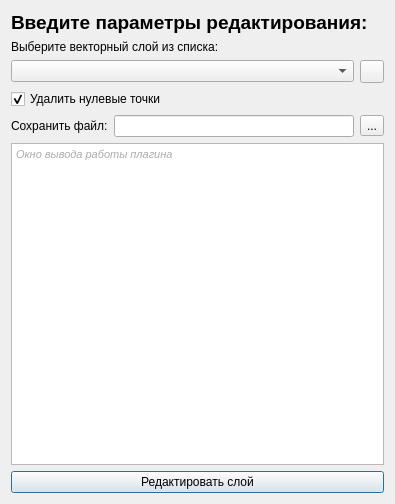
Before: the Qt Designer form bpla_plugin_flights_dialog_base.ui in vedmitt/Argest, drawn with Qt 5.
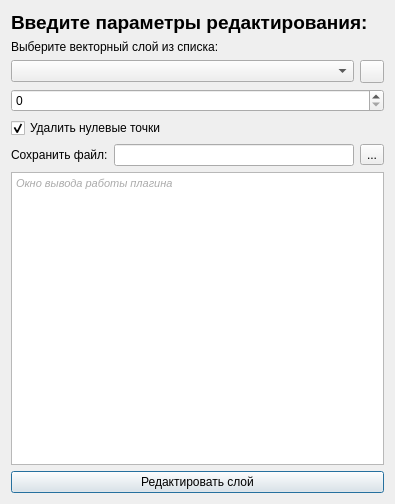
After: the same form once the commit is applied. Icons and pictures are not drawn.

```diff
--- a/bpla_plugin_flights_dialog_base.ui
+++ b/bpla_plugin_flights_dialog_base.ui
@@ -53,6 +53,9 @@
      </item>
     </layout>
    </item>
+   <item>
+    <widget class="QSpinBox" name="spinBox"/>
+   </item>
    <item>
     <widget class="QCheckBox" name="checkBox">
      <property name="text">
```
